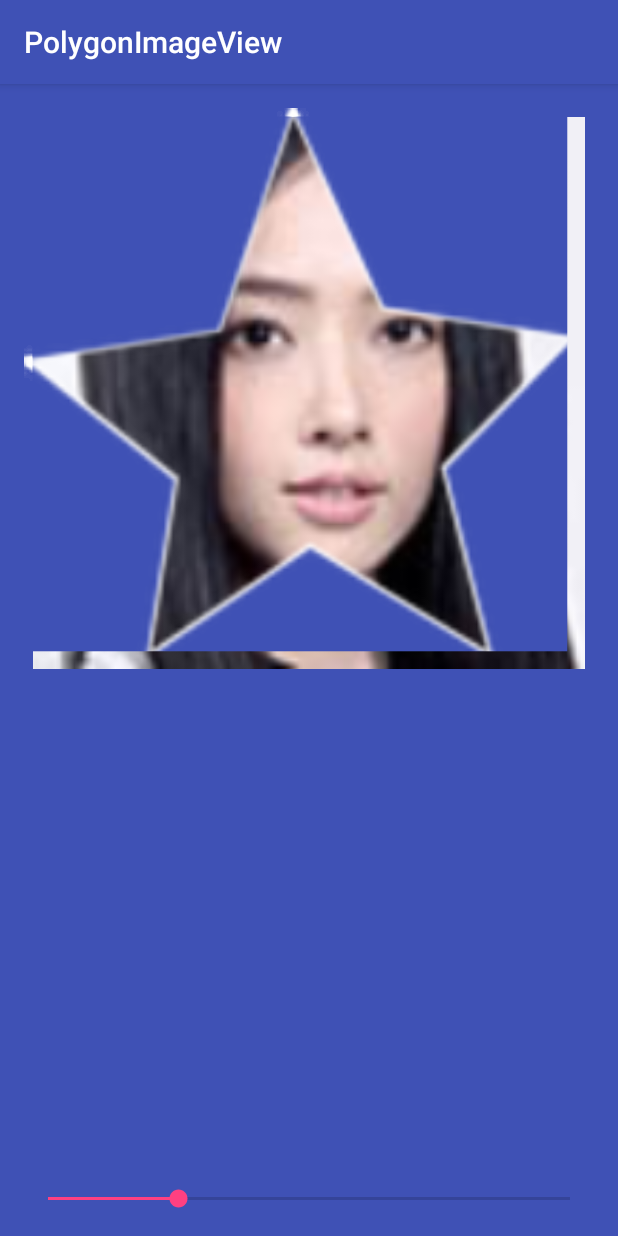
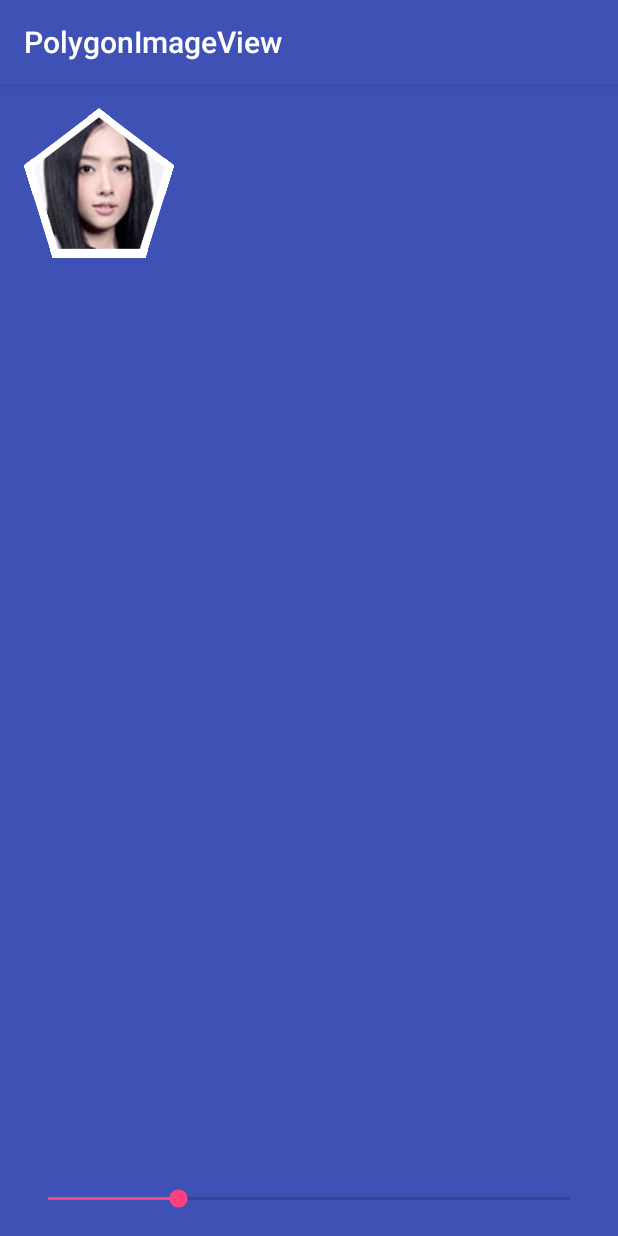
Before and after one commit to hangox/PolygonImageView, an Android app: the screen it shows after launch (MainActivity), on a phone screen of 412 x 824 dp. Run offline under Robolectric (Android 15) with nearby library versions, the phone set to English and light mode, and no system bars; libraries missing offline, so code that uses them is left out: com.hangox.xlog; 2 statements that could not run were skipped.

Commit message:
修复边缘裁剪的问题

```diff
--- a/app/src/main/res/layout/activity_main.xml
+++ b/app/src/main/res/layout/activity_main.xml
@@ -18,8 +18,8 @@
       android:src="@drawable/guo_ye"
       app:piv_borderWidth="6dp"
       app:piv_borderColor="@android:color/white"
-      app:piv_polygonImage="@drawable/star"
-      android:layout_width="match_parent"
+      app:piv_polygonImage="@drawable/polygon"
+      android:layout_width="100dp"
       android:layout_height="match_parent"/>
 
 
--- a/polygonimageviewlibrary/src/main/java/com/hangox/polygonimageviewlibrary/PolygonImageView.java
+++ b/polygonimageviewlibrary/src/main/java/com/hangox/polygonimageviewlibrary/PolygonImageView.java
@@ -27,6 +27,8 @@ import com.hangox.xlog.XLog;
 
 public class PolygonImageView extends ImageView {
 
+
+
     /**
      * 边框颜色
      */
@@ -38,11 +40,6 @@ public class PolygonImageView extends ImageView {
     private int mBorderSize;
 
     private float mImageScale;
-    /**
-     * 是否正方形
-     */
-    private boolean isSquare;
-
     /**
      * 多边形图像
      */
@@ -100,7 +97,6 @@ public class PolygonImageView extends ImageView {
         TypedArray t = context.obtainStyledAttributes(attrs, R.styleable.PolygonImageView, defStyleAttr, defStyleRes);
         mBorderSize = t.getDimensionPixelSize(R.styleable.PolygonImageView_piv_borderWidth, 0);
         mClipModelDrawable = t.getDrawable(R.styleable.PolygonImageView_piv_polygonImage);
-        isSquare = t.getBoolean(R.styleable.PolygonImageView_piv_square, true);
         mBorderColor = t.getColor(R.styleable.PolygonImageView_piv_borderColor, Color.WHITE);
         t.recycle();
 
@@ -122,8 +118,9 @@ public class PolygonImageView extends ImageView {
         boolean isValid = width > 0 && height > 0;
         if (isValid && (mFinalCanvas == null || sizeChanged)) {
             //draw clipImage;
-            mClipModelBitmap = Bitmap.createBitmap(mImageRect.width(), mImageRect.height(), Bitmap.Config.ARGB_8888);
-            mClipModelDrawable.setBounds(0, 0, mImageRect.width(), mImageRect.height());
+            if(mClipModelBitmap != null && !mClipModelBitmap.isRecycled()) mClipModelBitmap.recycle();
+            mClipModelBitmap = Bitmap.createBitmap(width, height, Bitmap.Config.ARGB_8888);
+            mClipModelDrawable.setBounds(0, 0, width, height);
             Canvas canvas = new Canvas(mClipModelBitmap);
             mClipModelDrawable.draw(canvas);
             //把图片变为边界颜色
@@ -145,8 +142,8 @@ public class PolygonImageView extends ImageView {
     @Override
     protected void onDraw(Canvas oCanvas) {
 
+        if (getDrawable() != null) {
             Canvas canvas = mFinalCanvas;
-//        if (!isInEditMode()) {
             //画图像
             canvas.save();
             Drawable d = getDrawable();
@@ -158,8 +155,9 @@ public class PolygonImageView extends ImageView {
 
             //画形状
             canvas.save();
-        canvas.scale(mScaleSize, mScaleSize);
-        canvas.translate(mBorderSize, mBorderSize);
+            canvas.translate(mBorderSize,mBorderSize);
+            float scale = mImageRect.width() * 1F / mClipModelBitmap.getWidth();
+            canvas.scale(scale,scale);
             mFinalPaint.setXfermode(new PorterDuffXfermode(PorterDuff.Mode.DST_IN));
             canvas.drawBitmap(mClipModelBitmap, 0, 0, mFinalPaint);
             canvas.restore();
@@ -171,7 +169,7 @@ public class PolygonImageView extends ImageView {
 
             mFinalPaint.setXfermode(null);
             oCanvas.drawBitmap(mFinalBitmap, 0, 0, mFinalPaint);
-//        }
+        }
 
     }
 
```
Lines whose indentation alone changed are shown as unchanged.
